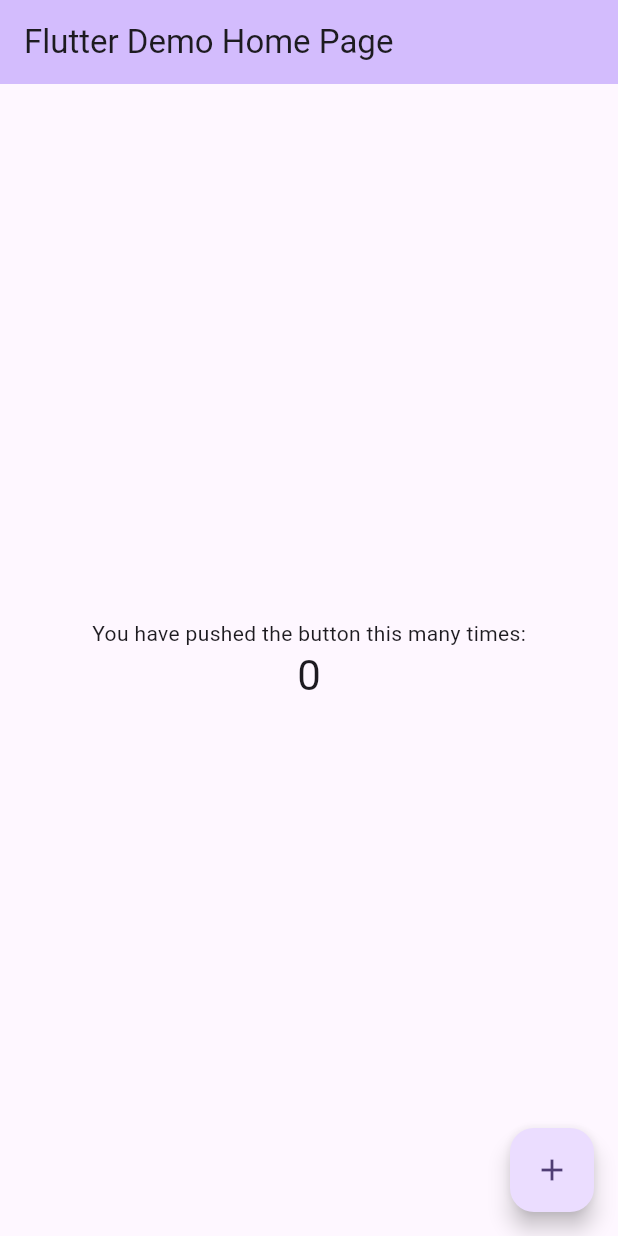
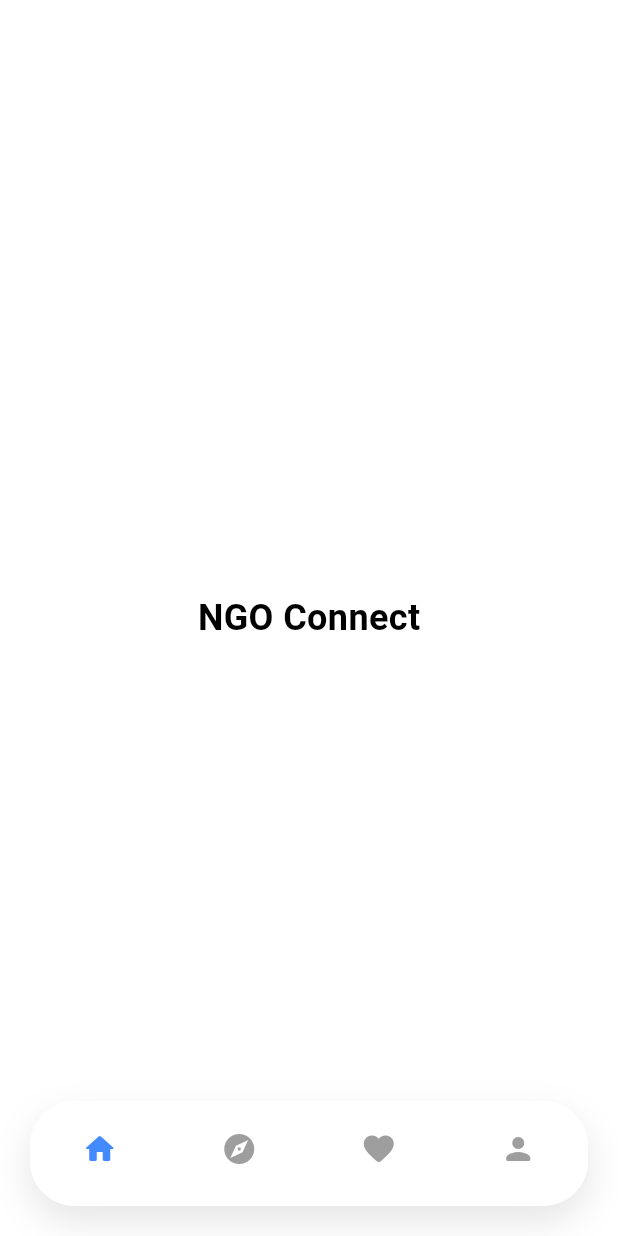
Before and after one commit to Aashiq-Edavalapati/gsc-2026-smart-resource-allocation, a Flutter app: the screen it shows after launch, on a phone screen of 412 x 824 dp. Run offline on Flutter 3.47's test engine with Material 3 defaults, Android fonts, the phone set to English and light mode, and no system bars.

Commit message:
added basic layout

```diff
--- /dev/null
+++ b/Mobile/ngoconnect/lib/components/mainpage/custom_navbar.dart
@@ -0,0 +1,63 @@
+import 'package:flutter/material.dart';
+
+class CustomNavBar extends StatelessWidget {
+  final int currentIndex;
+  final Function(int) onTap;
+
+  const CustomNavBar({
+    super.key,
+    required this.currentIndex,
+    required this.onTap,
+  });
+
+  @override
+  Widget build(BuildContext context) {
+    return Container(
+      margin: const EdgeInsets.all(20),
+      height: 70,
+      decoration: BoxDecoration(
+        color: Colors.white,
+        borderRadius: BorderRadius.circular(30),
+        boxShadow: [
+          BoxShadow(
+            color: Colors.black.withOpacity(0.1),
+            blurRadius: 20,
+            offset: const Offset(0, 10),
+          ),
+        ],
+      ),
+      child: ClipRRect(
+        borderRadius: BorderRadius.circular(30),
+        child: BottomNavigationBar(
+          currentIndex: currentIndex,
+          onTap: onTap,
+          backgroundColor: Colors.white,
+          selectedItemColor: Colors.blueAccent,
+          unselectedItemColor: Colors.grey,
+          showSelectedLabels: false,
+          showUnselectedLabels: false,
+          type: BottomNavigationBarType.fixed,
+          elevation: 0,
+          items: const [
+            BottomNavigationBarItem(
+              icon: Icon(Icons.home_rounded),
+              label: 'Home',
+            ),
+            BottomNavigationBarItem(
+              icon: Icon(Icons.explore_rounded),
+              label: 'Explore',
+            ),
+            BottomNavigationBarItem(
+              icon: Icon(Icons.favorite_rounded),
+              label: 'Saved',
+            ),
+            BottomNavigationBarItem(
+              icon: Icon(Icons.person_rounded),
+              label: 'Profile',
+            ),
+          ],
+        ),
+      ),
+    );
+  }
+}
--- a/Mobile/ngoconnect/lib/main.dart
+++ b/Mobile/ngoconnect/lib/main.dart
@@ -1,4 +1,5 @@
 import 'package:flutter/material.dart';
+import 'pages/home_page.dart';
 
 void main() {
   runApp(const MyApp());
@@ -7,116 +8,16 @@ void main() {
 class MyApp extends StatelessWidget {
   const MyApp({super.key});
 
-  // This widget is the root of your application.
   @override
   Widget build(BuildContext context) {
     return MaterialApp(
-      title: 'Flutter Demo',
+      title: 'NGO Connect',
+      debugShowCheckedModeBanner: false,
       theme: ThemeData(
-        // This is the theme of your application.
-        //
-        // TRY THIS: Try running your application with "flutter run". You'll see
-        // the application has a purple toolbar. Then, without quitting the app,
-        // try changing the seedColor in the colorScheme below to Colors.green
-        // and then invoke "hot reload" (save your changes or press the "hot
-        // reload" button in a Flutter-supported IDE, or press "r" if you used
-        // the command line to start the app).
-        //
-        // Notice that the counter didn't reset back to zero; the application
-        // state is not lost during the reload. To reset the state, use hot
-        // restart instead.
-        //
-        // This works for code too, not just values: Most code changes can be
-        // tested with just a hot reload.
-        colorScheme: .fromSeed(seedColor: Colors.deepPurple),
+        colorScheme: ColorScheme.fromSeed(seedColor: Colors.blue),
+        useMaterial3: true,
       ),
-      home: const MyHomePage(title: 'Flutter Demo Home Page'),
+      home: const HomePage(),
     );
   }
 }
-
-class MyHomePage extends StatefulWidget {
-  const MyHomePage({super.key, required this.title});
-
-  // This widget is the home page of your application. It is stateful, meaning
-  // that it has a State object (defined below) that contains fields that affect
-  // how it looks.
-
-  // This class is the configuration for the state. It holds the values (in this
-  // case the title) provided by the parent (in this case the App widget) and
-  // used by the build method of the State. Fields in a Widget subclass are
-  // always marked "final".
-
-  final String title;
-
-  @override
-  State<MyHomePage> createState() => _MyHomePageState();
-}
-
-class _MyHomePageState extends State<MyHomePage> {
-  int _counter = 0;
-
-  void _incrementCounter() {
-    setState(() {
-      // This call to setState tells the Flutter framework that something has
-      // changed in this State, which causes it to rerun the build method below
-      // so that the display can reflect the updated values. If we changed
-      // _counter without calling setState(), then the build method would not be
-      // called again, and so nothing would appear to happen.
-      _counter++;
-    });
-  }
-
-  @override
-  Widget build(BuildContext context) {
-    // This method is rerun every time setState is called, for instance as done
-    // by the _incrementCounter method above.
-    //
-    // The Flutter framework has been optimized to make rerunning build methods
-    // fast, so that you can just rebuild anything that needs updating rather
-    // than having to individually change instances of widgets.
-    return Scaffold(
-      appBar: AppBar(
-        // TRY THIS: Try changing the color here to a specific color (to
-        // Colors.amber, perhaps?) and trigger a hot reload to see the AppBar
-        // change color while the other colors stay the same.
-        backgroundColor: Theme.of(context).colorScheme.inversePrimary,
-        // Here we take the value from the MyHomePage object that was created by
-        // the App.build method, and use it to set our appbar title.
-        title: Text(widget.title),
-      ),
-      body: Center(
-        // Center is a layout widget. It takes a single child and positions it
-        // in the middle of the parent.
-        child: Column(
-          // Column is also a layout widget. It takes a list of children and
-          // arranges them vertically. By default, it sizes itself to fit its
-          // children horizontally, and tries to be as tall as its parent.
-          //
-          // Column has various properties to control how it sizes itself and
-          // how it positions its children. Here we use mainAxisAlignment to
-          // center the children vertically; the main axis here is the vertical
-          // axis because Columns are vertical (the cross axis would be
-          // horizontal).
-          //
-          // TRY THIS: Invoke "debug painting" (choose the "Toggle Debug Paint"
-          // action in the IDE, or press "p" in the console), to see the
-          // wireframe for each widget.
-          mainAxisAlignment: .center,
-          children: [
-            const Text('You have pushed the button this many times:'),
-            Text(
-              '$_counter',
-              style: Theme.of(context).textTheme.headlineMedium,
-            ),
-          ],
-        ),
-      ),
-      floatingActionButton: FloatingActionButton(
-        onPressed: _incrementCounter,
-        tooltip: 'Increment',
-        child: const Icon(Icons.add),
-      ),
-    );
-  }
-}
--- /dev/null
+++ b/Mobile/ngoconnect/lib/pages/dashboard_page.dart
@@ -0,0 +1,22 @@
+import 'package:flutter/material.dart';
+
+class DashboardPage extends StatelessWidget {
+  const DashboardPage({super.key});
+
+  @override
+  Widget build(BuildContext context) {
+    return const Scaffold(
+      backgroundColor: Colors.white,
+      body: Center(
+        child: Text(
+          'NGO Connect',
+          style: TextStyle(
+            fontSize: 24,
+            fontWeight: FontWeight.bold,
+            color: Colors.black,
+          ),
+        ),
+      ),
+    );
+  }
+}
--- /dev/null
+++ b/Mobile/ngoconnect/lib/pages/explore_page.dart
@@ -0,0 +1,18 @@
+import 'package:flutter/material.dart';
+
+class ExplorePage extends StatelessWidget {
+  const ExplorePage({super.key});
+
+  @override
+  Widget build(BuildContext context) {
+    return const Scaffold(
+      backgroundColor: Colors.white,
+      body: Center(
+        child: Text(
+          'Explore NGOs',
+          style: TextStyle(fontSize: 24, fontWeight: FontWeight.bold),
+        ),
+      ),
+    );
+  }
+}
--- /dev/null
+++ b/Mobile/ngoconnect/lib/pages/home_page.dart
@@ -0,0 +1,54 @@
+import 'package:flutter/material.dart';
+import '../components/mainpage/custom_navbar.dart';
+import 'dashboard_page.dart';
+import 'explore_page.dart';
+import 'saved_page.dart';
+import 'profile_page.dart';
+
+class HomePage extends StatefulWidget {
+  const HomePage({super.key});
+
+  @override
+  State<HomePage> createState() => _HomePageState();
+}
+
+class _HomePageState extends State<HomePage> {
+  int _currentIndex = 0;
+
+  final List<Widget> _pages = [
+    const DashboardPage(),
+    const ExplorePage(),
+    const SavedPage(),
+    const ProfilePage(),
+  ];
+
+  void _onPageChanged(int index) {
+    setState(() {
+      _currentIndex = index;
+    });
+  }
+
+  @override
+  Widget build(BuildContext context) {
+    return Scaffold(
+      backgroundColor: Colors.white,
+      body: Stack(
+        children: [
+          IndexedStack(
+            index: _currentIndex,
+            children: _pages,
+          ),
+          Positioned(
+            left: 0,
+            right: 0,
+            bottom: 0,
+            child: CustomNavBar(
+              currentIndex: _currentIndex,
+              onTap: _onPageChanged,
+            ),
+          ),
+        ],
+      ),
+    );
+  }
+}
--- /dev/null
+++ b/Mobile/ngoconnect/lib/pages/profile_page.dart
@@ -0,0 +1,18 @@
+import 'package:flutter/material.dart';
+
+class ProfilePage extends StatelessWidget {
+  const ProfilePage({super.key});
+
+  @override
+  Widget build(BuildContext context) {
+    return const Scaffold(
+      backgroundColor: Colors.white,
+      body: Center(
+        child: Text(
+          'Profile Dashboard',
+          style: TextStyle(fontSize: 24, fontWeight: FontWeight.bold),
+        ),
+      ),
+    );
+  }
+}
--- /dev/null
+++ b/Mobile/ngoconnect/lib/pages/saved_page.dart
@@ -0,0 +1,18 @@
+import 'package:flutter/material.dart';
+
+class SavedPage extends StatelessWidget {
+  const SavedPage({super.key});
+
+  @override
+  Widget build(BuildContext context) {
+    return const Scaffold(
+      backgroundColor: Colors.white,
+      body: Center(
+        child: Text(
+          'Saved Items',
+          style: TextStyle(fontSize: 24, fontWeight: FontWeight.bold),
+        ),
+      ),
+    );
+  }
+}
```
